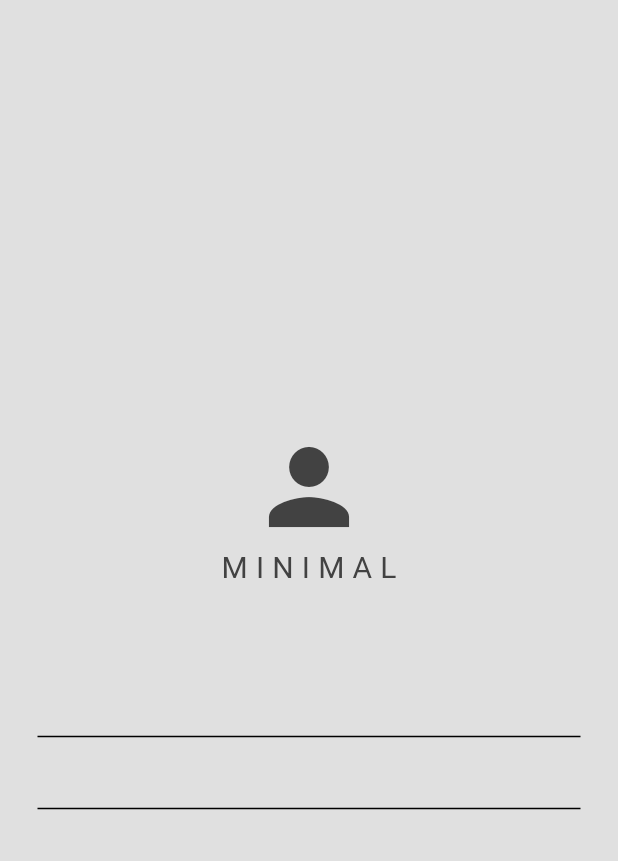
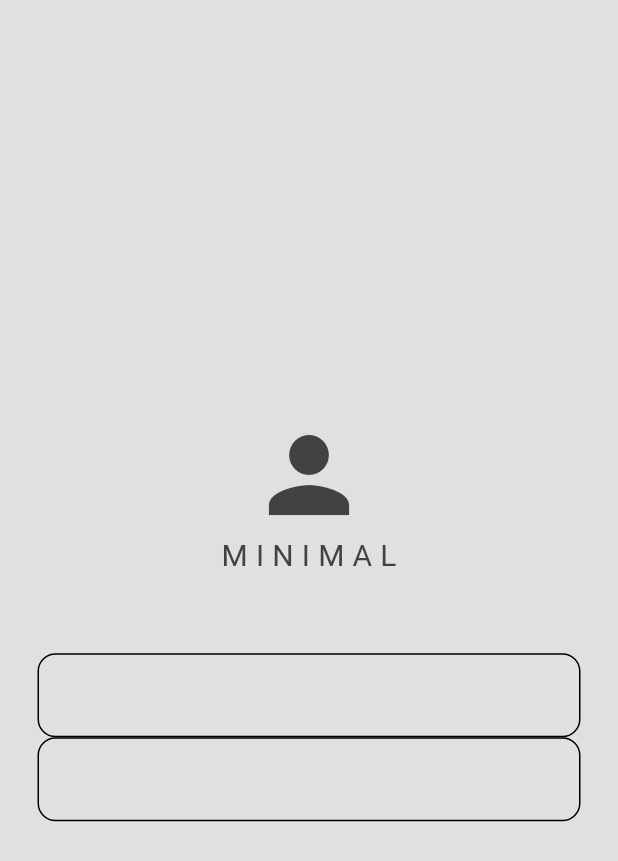
Before and after one commit to 20200966/Social_Media_App, a Flutter app: the screen it shows after launch, on a phone screen of 412 x 824 dp. Shown: the top 861 px of the screen. Run offline on Flutter 3.47's test engine with Material 3 defaults, Android fonts, the phone set to English and light mode, and no system bars.

Commit message:
fix: border

```diff
--- a/lib/components/my_textfield.dart
+++ b/lib/components/my_textfield.dart
@@ -14,6 +14,15 @@ class MyTextField extends StatelessWidget {
 
   @override
   Widget build(BuildContext context) {
-    return TextField();
+    return TextField(
+      controller: controller,
+      decoration: InputDecoration(
+        border: OutlineInputBorder(
+          borderRadius: BorderRadius.circular(12),
+        ),
+        hintText: hintText,
+      ),
+      obscureText: true,
+    );
   }
 }
```
